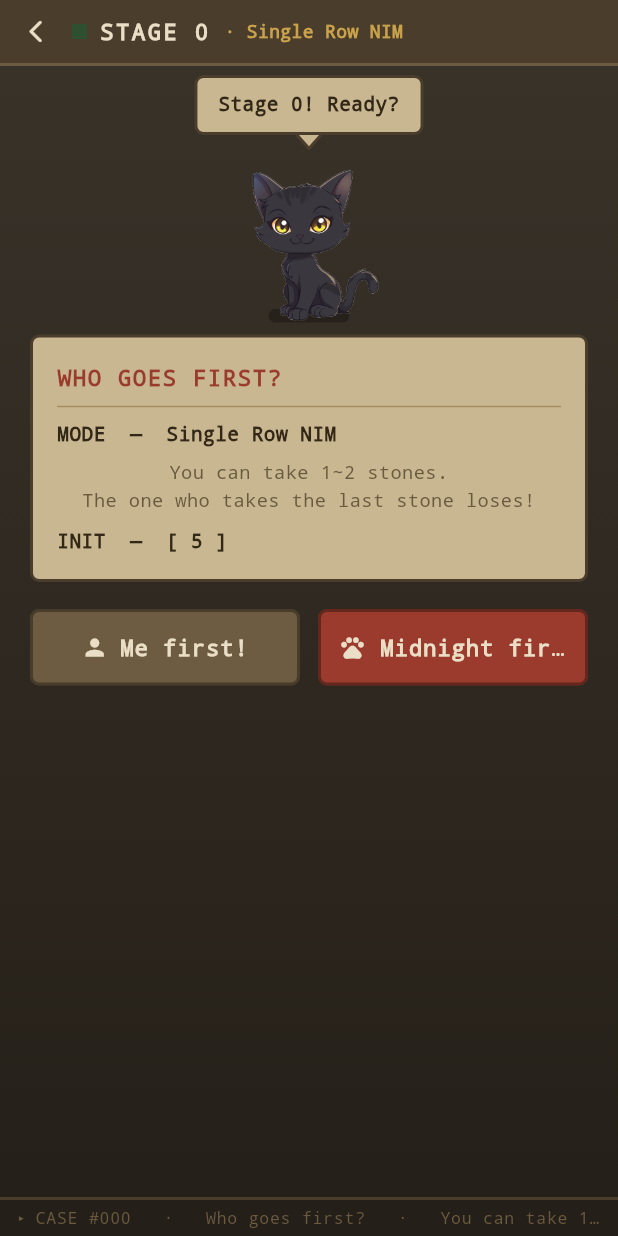
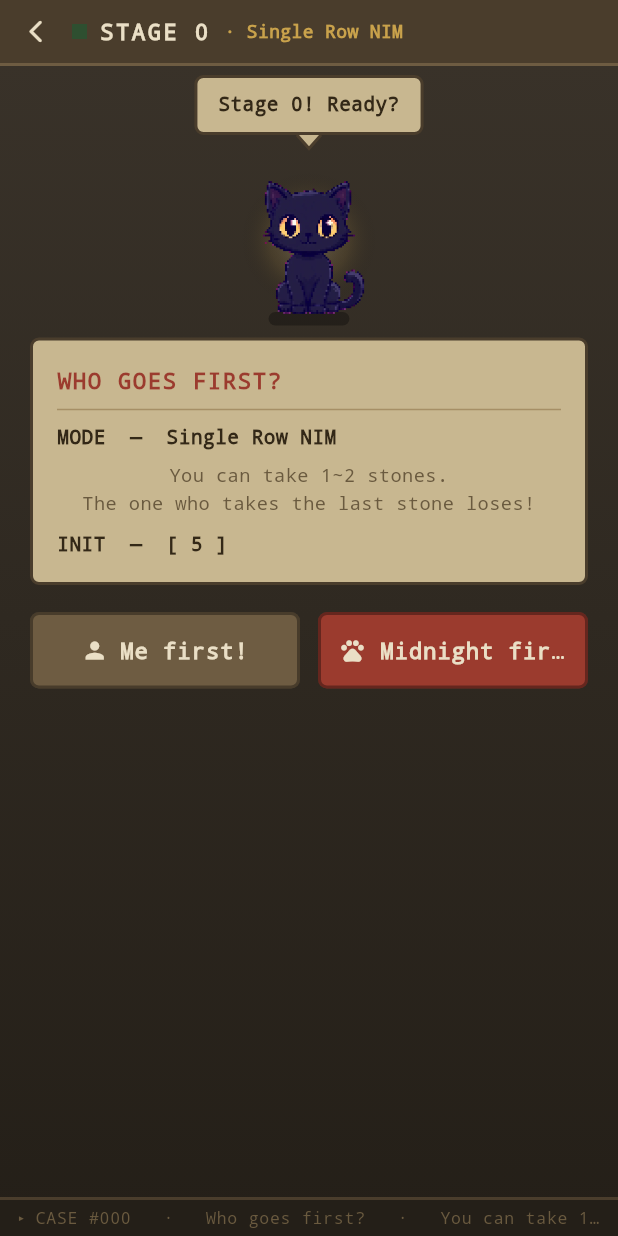
Before and after one commit to rnak24-lab/MATH-GAME, a Flutter app: the GameScreen screen opened directly with empty values, on a phone screen of 412 x 824 dp. Run offline on Flutter 3.47's test engine with Material 3 defaults, Android fonts, the phone set to English and light mode, and no system bars; our stand-ins replace google_mobile_ads, shared_preferences, webview_flutter; accounts and stored records are empty.

Commit message:
feat(nim): Midjourney 도트 고양이 6종 + 어두운 책상용 스포트라이트
- assets/midnight 6종(default/happy/sleepy/angry/smug/surprised)을
  Midjourney(v6.1) 치비 → 캔버스 누끼+픽셀화한 투명 도트 스프라이트로 교체
- game_screen: 고양이 뒤 반경 스포트라이트(심문 조명) 추가 — 세피아 배경에서 검은 고양이 가독성 확보

Co-Authored-By: Claude Opus 4.8 <noreply@anthropic.com>

```diff
--- a/math_game_flutter/lib/screens/game_screen.dart
+++ b/math_game_flutter/lib/screens/game_screen.dart
@@ -786,11 +786,29 @@ class _GameScreenState extends State<GameScreen> with TickerProviderStateMixin {
   /// 발밑에 옅은 타원 그림자만 깔아 떠 보이지 않게 안착.
   Widget _catFigure({double size = 110}) {
     return SizedBox(
-      width: size,
-      height: size + 8,
+      width: size * 1.25,
+      height: size + 10,
       child: Stack(
         alignment: Alignment.bottomCenter,
         children: [
+          // 스포트라이트: 어두운 책상에서 검은 도트 고양이가 묻히지 않게 (심문 조명 톤)
+          Center(
+            child: Container(
+              width: size * 1.2,
+              height: size * 1.2,
+              decoration: BoxDecoration(
+                shape: BoxShape.circle,
+                gradient: RadialGradient(
+                  colors: [
+                    const Color(0xFFEADFC6).withOpacity(0.30),
+                    const Color(0xFFC9A24B).withOpacity(0.12),
+                    Colors.transparent,
+                  ],
+                  stops: const [0.0, 0.45, 0.78],
+                ),
+              ),
+            ),
+          ),
           // 바닥 그림자 (안정감)
           Positioned(
             bottom: 2,
@@ -798,12 +816,12 @@ class _GameScreenState extends State<GameScreen> with TickerProviderStateMixin {
               width: size * 0.5,
               height: 9,
               decoration: BoxDecoration(
-                color: Colors.black.withOpacity(0.28),
+                color: Colors.black.withOpacity(0.3),
                 borderRadius: BorderRadius.circular(20),
               ),
             ),
           ),
-          // 고양이 (정적, 투명)
+          // 고양이 (정적, 투명 도트 에셋)
           MidnightCharacter(face: _midnightFace, size: size, animate: false),
         ],
       ),
```
Also changed, not shown: math_game_flutter/assets/midnight/angry.png, math_game_flutter/assets/midnight/default.png, math_game_flutter/assets/midnight/happy.png, math_game_flutter/assets/midnight/sleepy.png, math_game_flutter/assets/midnight/smug.png, math_game_flutter/assets/midnight/surprised.png.
